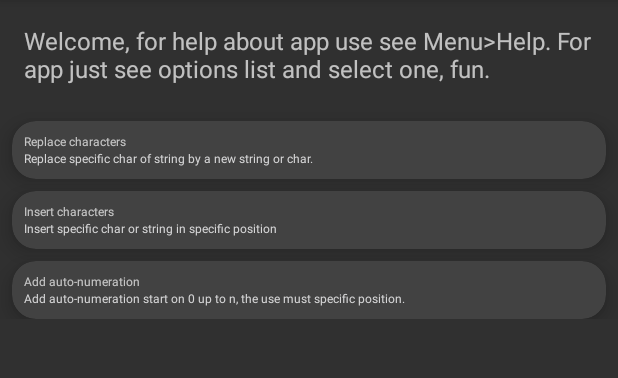
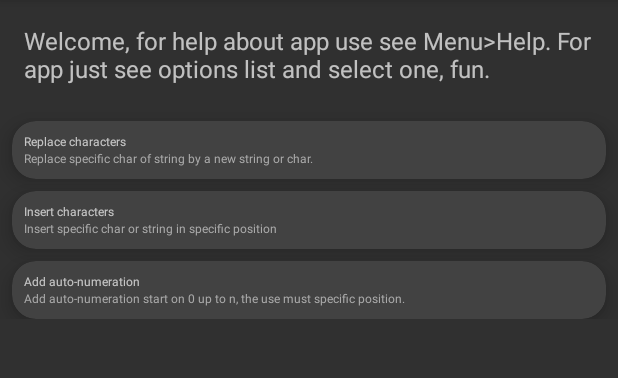
Before and after one commit to Devil64-Dev/app_my_file_rename, an Android app: the screen it shows after launch (MainActivity), on a phone screen of 412 x 824 dp, the part 84-462 px from its top. Run offline under Robolectric (Android 15) with nearby library versions, the phone set to English and light mode, and no system bars.

Commit message:
Added some colors for RecycleView

```diff
--- a/app/src/main/res/values/colors.xml
+++ b/app/src/main/res/values/colors.xml
@@ -3,4 +3,7 @@
     <color name="colorPrimary">#263238</color>
     <color name="colorPrimaryDark">#102027</color>
     <color name="colorAccent">#2186f3</color>
+
+    <!-- Colors for CardView options -->
+    <color name="card_des">#aaaaaa</color>
 </resources>
```
